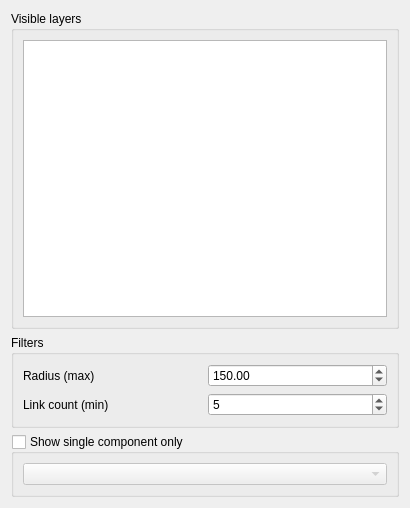
Ylannl/skel3d, file tools.ui: the form before one commit.
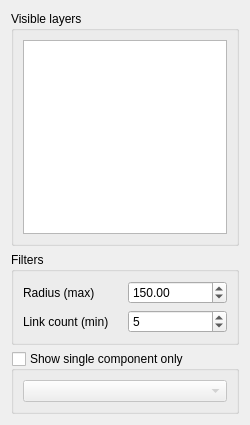
The form after the commit.

Commit message: improvements layers switching

The edit to the form file:
```diff
--- a/tools.ui
+++ b/tools.ui
@@ -6,10 +6,16 @@
    <rect>
     <x>0</x>
     <y>0</y>
-    <width>410</width>
-    <height>508</height>
+    <width>250</width>
+    <height>425</height>
    </rect>
   </property>
+  <property name="minimumSize">
+   <size>
+    <width>250</width>
+    <height>425</height>
+   </size>
+  </property>
   <property name="windowTitle">
    <string>Tools</string>
   </property>
```
The commit also changes 1 other file.
